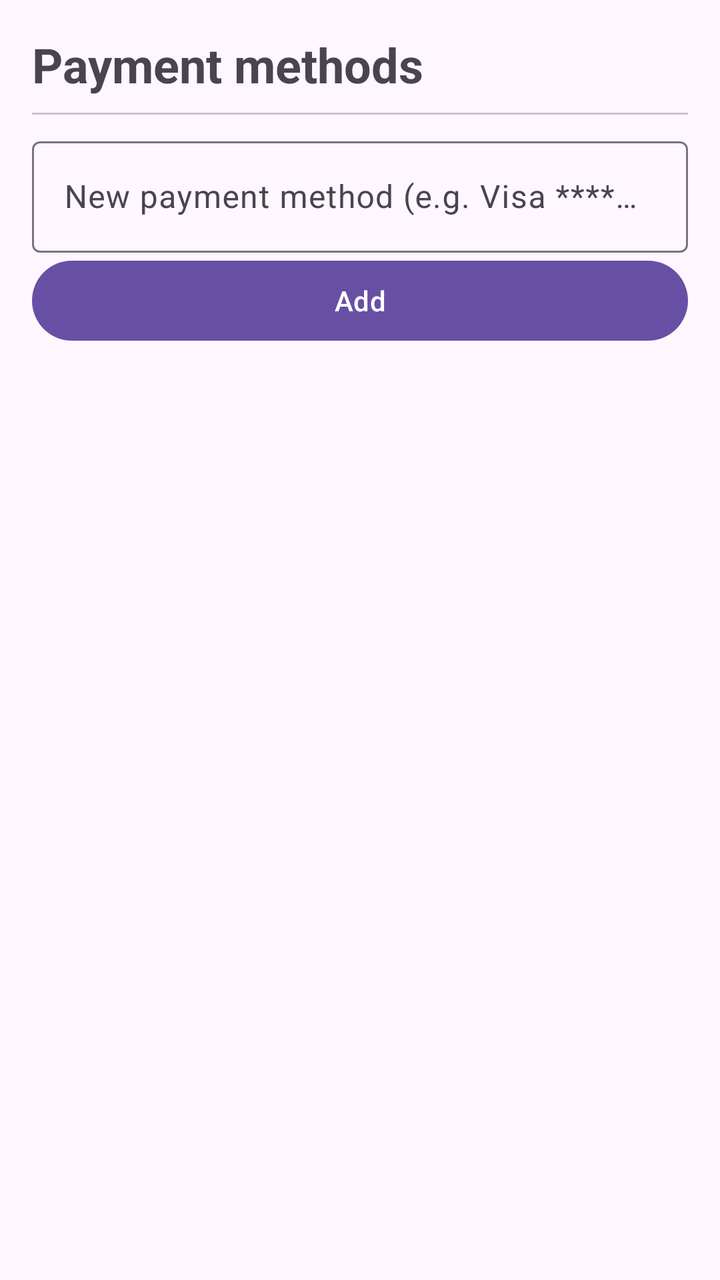
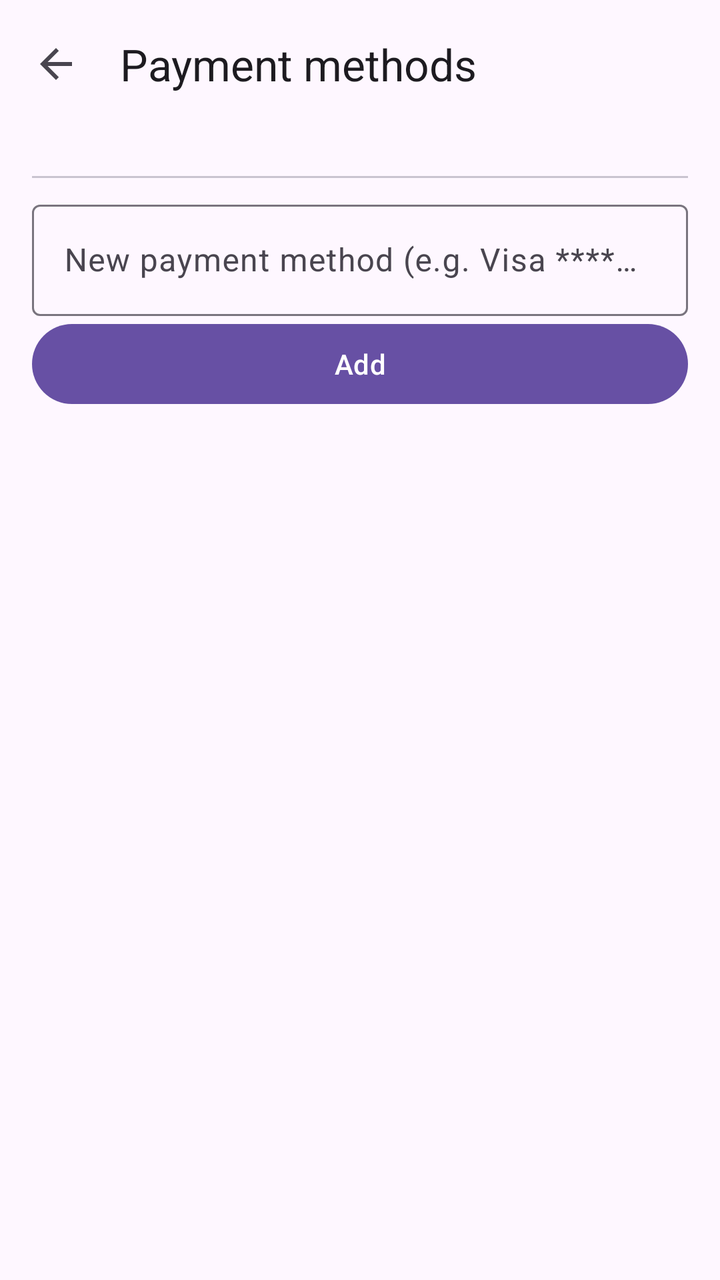

An Android layout rendered at two revisions. The XML below is the earlier revision; the diff shows what the commit changed to produce the second picture.
<!-- AndroidManifest.xml: application theme Theme.Ticketree -->
<!-- res/layout/activity_payment_methods.xml -->
<?xml version="1.0" encoding="utf-8"?>
<LinearLayout xmlns:android="http://schemas.android.com/apk/res/android"
    xmlns:app="http://schemas.android.com/apk/res-auto"
    android:layout_width="match_parent"
    android:layout_height="match_parent"
    android:fitsSystemWindows="true"
    android:orientation="vertical"
    android:padding="16dp">

    <com.google.android.material.textview.MaterialTextView
        android:layout_width="match_parent"
        android:layout_height="wrap_content"
        android:text="Payment methods"
        android:textSize="24sp"
        android:textStyle="bold" />

    <com.google.android.material.divider.MaterialDivider
        android:layout_width="match_parent"
        android:layout_height="wrap_content"
        android:layout_marginVertical="8dp" />

    <com.google.android.material.textfield.TextInputLayout
        style="@style/Widget.Material3.TextInputLayout.OutlinedBox"
        android:layout_width="match_parent"
        android:layout_height="wrap_content"
        android:hint="New payment method (e.g. Visa ****4321)">

        <com.google.android.material.textfield.TextInputEditText
            android:id="@+id/etMethod"
            android:layout_width="match_parent"
            android:layout_height="wrap_content"
            android:inputType="text" />
    </com.google.android.material.textfield.TextInputLayout>

    <com.google.android.material.button.MaterialButton
        android:id="@+id/btnAdd"
        android:layout_width="match_parent"
        android:layout_height="wrap_content"
        android:text="Add" />

    <com.google.android.material.textview.MaterialTextView
        android:id="@+id/tvEmpty"
        android:layout_width="match_parent"
        android:layout_height="wrap_content"
        android:text="No payment methods saved."
        android:visibility="gone" />

    <androidx.recyclerview.widget.RecyclerView
        android:id="@+id/rvList"
        android:layout_width="match_parent"
        android:layout_height="0dp"
        android:layout_weight="1" />
</LinearLayout>
<!-- resources referenced by this layout -->
<resources>
  <style name="Theme.Ticketree" parent="Base.Theme.Ticketree" />
  <style name="Base.Theme.Ticketree" parent="Theme.Material3.DayNight.NoActionBar">
          
          
      </style>
</resources>

<!-- the commit's change to res/layout/activity_payment_methods.xml (unified diff, before → after) -->
@@ -4,15 +4,20 @@
     android:layout_width="match_parent"
     android:layout_height="match_parent"
     android:fitsSystemWindows="true"
+    android:orientation="vertical">
+    <com.google.android.material.appbar.MaterialToolbar
+        android:id="@+id/toolbar"
+        android:layout_width="match_parent"
+        android:layout_height="?attr/actionBarSize"
+        app:navigationIcon="@drawable/ic_back"
+        app:title="Payment methods" />
+<LinearLayout xmlns:android="http://schemas.android.com/apk/res/android"
+    xmlns:app="http://schemas.android.com/apk/res-auto"
+    android:layout_width="match_parent"
+    android:layout_height="0dp"
+    android:layout_weight="1"
     android:orientation="vertical"
     android:padding="16dp">
-
-    <com.google.android.material.textview.MaterialTextView
-        android:layout_width="match_parent"
-        android:layout_height="wrap_content"
-        android:text="Payment methods"
-        android:textSize="24sp"
-        android:textStyle="bold" />
 
     <com.google.android.material.divider.MaterialDivider
         android:layout_width="match_parent"
@@ -51,3 +56,4 @@
         android:layout_height="0dp"
         android:layout_weight="1" />
 </LinearLayout>
+</LinearLayout>
<!-- resource entries referenced after the edit -->
@@ -1,5 +1,16 @@
 <!-- resources referenced by this layout -->
 <resources>
+  <!-- drawable ic_back (drawable) -->
+  <vector xmlns:android="http://schemas.android.com/apk/res/android"
+      android:width="24dp"
+      android:height="24dp"
+      android:tint="?attr/colorControlNormal"
+      android:viewportWidth="24"
+      android:viewportHeight="24">
+      <path
+          android:fillColor="@android:color/white"
+          android:pathData="M20,11H7.83l5.59,-5.59L12,4l-8,8 8,8 1.41,-1.41L7.83,13H20v-2z" />
+  </vector>
   <style name="Theme.Ticketree" parent="Base.Theme.Ticketree" />
   <style name="Base.Theme.Ticketree" parent="Theme.Material3.DayNight.NoActionBar">
           
